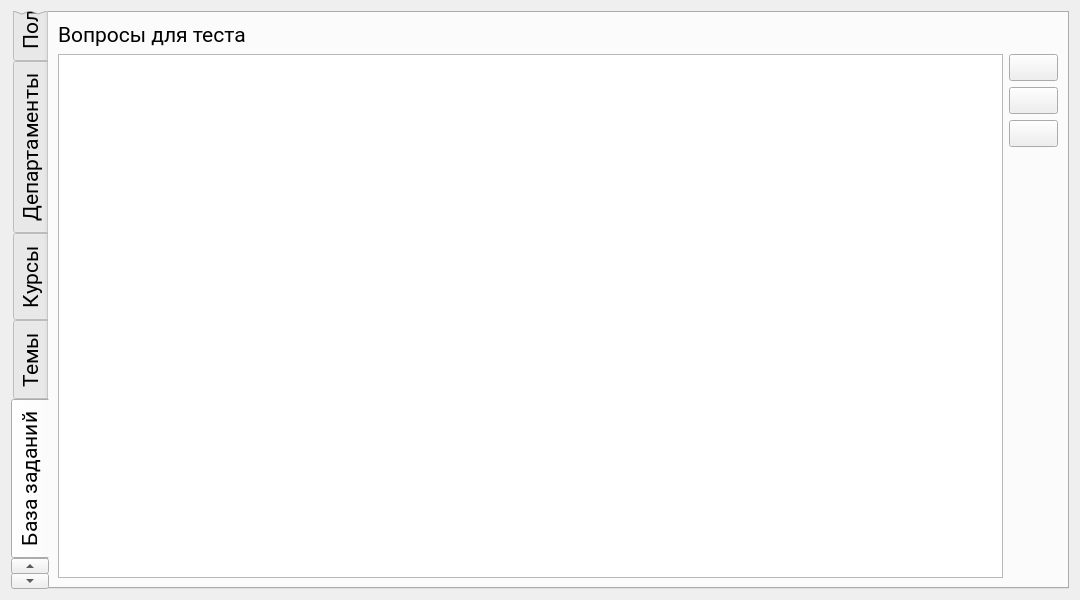
Before: the Qt Designer form adminwin.ui in Rayzedan/SystemControlStudent, drawn with Qt 5.
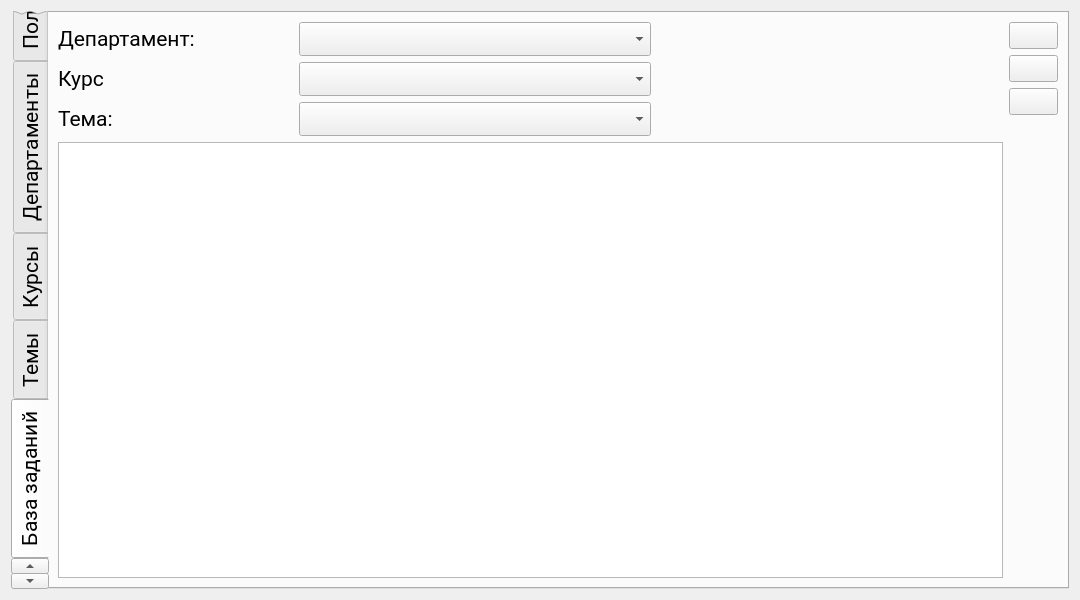
After: the same form once the commit is applied. The open tabs and pages were chosen to show the change. Icons and pictures are not drawn. Custom widgets are drawn as their Qt base class.

Commit message: Вопросы

```diff
--- a/adminwin.ui
+++ b/adminwin.ui
@@ -725,27 +725,51 @@
       <attribute name="title">
        <string>База заданий</string>
       </attribute>
+      <layout class="QHBoxLayout" name="horizontalLayout_5">
+       <item>
       <layout class="QVBoxLayout" name="verticalLayout_14">
        <item>
+          <layout class="QHBoxLayout" name="horizontalLayout_4" stretch="2,3,3">
+           <item>
+            <layout class="QVBoxLayout" name="verticalLayout_11">
+             <item>
+              <widget class="QLabel" name="label_2">
+               <property name="text">
+                <string>Департамент:</string>
+               </property>
+              </widget>
+             </item>
+             <item>
+              <widget class="QLabel" name="label_3">
+               <property name="text">
+                <string>Курс</string>
+               </property>
+              </widget>
+             </item>
+             <item>
+              <widget class="QLabel" name="label_4">
+               <property name="text">
+                <string>Тема:</string>
+               </property>
+              </widget>
+             </item>
+            </layout>
+           </item>
+           <item>
         <layout class="QVBoxLayout" name="verticalLayout_12">
          <item>
-          <layout class="QHBoxLayout" name="horizontalLayout_4">
+              <widget class="QComboBox" name="comboBox_4"/>
+             </item>
            <item>
-            <widget class="QLabel" name="label_16">
-             <property name="font">
-              <font>
-               <family>Roboto</family>
-               <pointsize>16</pointsize>
-               <bold>false</bold>
-              </font>
-             </property>
-             <property name="text">
-              <string>Вопросы для теста</string>
-             </property>
-            </widget>
+              <widget class="QComboBox" name="comboBox_5"/>
            </item>
            <item>
-            <spacer name="horizontalSpacer_4">
+              <widget class="QComboBox" name="comboBox_6"/>
+             </item>
+            </layout>
+           </item>
+           <item>
+            <spacer name="horizontalSpacer">
              <property name="orientation">
               <enum>Qt::Horizontal</enum>
              </property>
@@ -759,11 +783,11 @@
            </item>
           </layout>
          </item>
-         <item>
-          <layout class="QHBoxLayout" name="horizontalLayout_5">
            <item>
             <widget class="QTableView" name="tableView"/>
            </item>
+        </layout>
+       </item>
            <item>
             <layout class="QVBoxLayout" name="verticalLayout_13">
              <item>
@@ -850,10 +874,6 @@
                 </size>
                </property>
               </spacer>
-             </item>
-            </layout>
-           </item>
-          </layout>
          </item>
         </layout>
        </item>
```
Left out of the diff: 6 changed lines with no effect on the pictures. Lines whose indentation alone changed are shown as unchanged. The commit also changes 3 other files.
